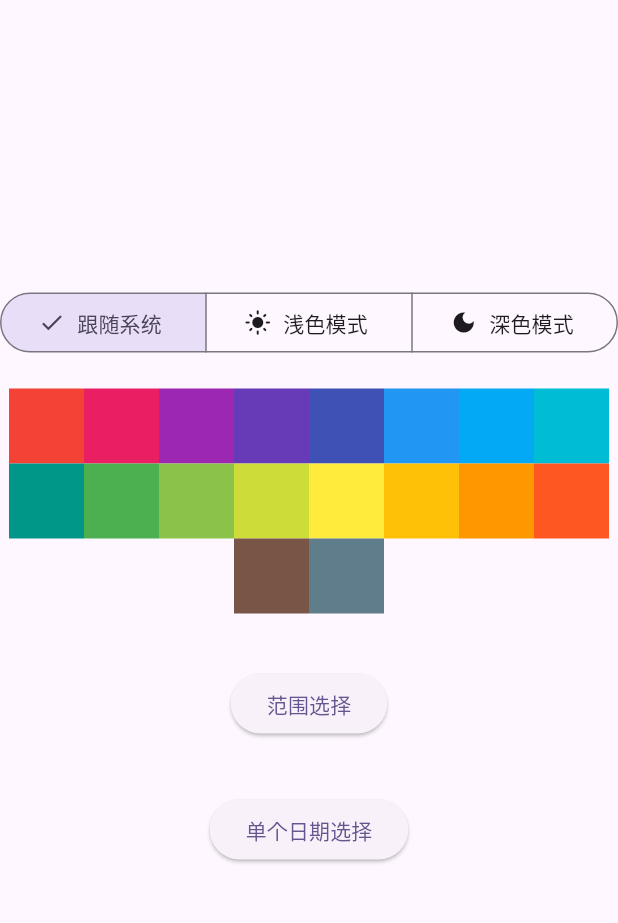
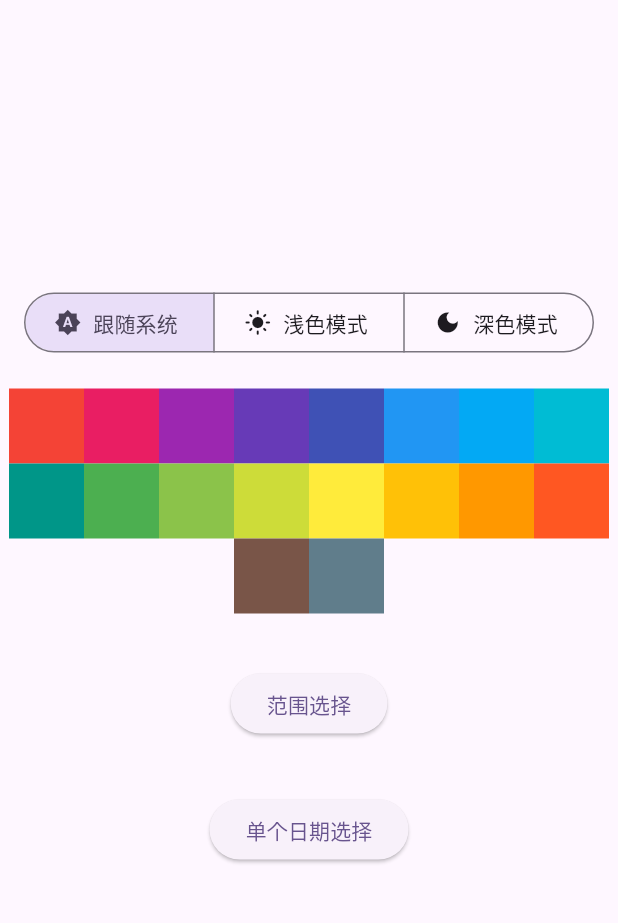
Before and after one commit to knight-L/y_calendar, a Flutter app: the screen it shows after launch, on a phone screen of 412 x 824 dp, the part 84-1007 px from its top. Run offline on Flutter 3.47's test engine with Material 3 defaults, Android fonts, the phone set to English and light mode, and no system bars.

Commit message:
fix：修改示例布局

```diff
--- a/example/lib/demo1.dart
+++ b/example/lib/demo1.dart
@@ -8,16 +8,14 @@ class Demo1 extends StatelessWidget {
   @override
   Widget build(BuildContext context) {
     final data = ValueNotifier("");
+    final theme = Theme.of(context);
 
     return Column(
       children: [
         ValueListenableBuilder<String>(
           valueListenable: data,
           builder: (context, value, widget) {
-            return Text(
-              value,
-              style: Theme.of(context).textTheme.headlineMedium,
-            );
+            return Text(value, style: theme.textTheme.headlineMedium);
           },
         ),
         ElevatedButton(
--- a/example/lib/demo2.dart
+++ b/example/lib/demo2.dart
@@ -8,16 +8,14 @@ class Demo2 extends StatelessWidget {
   @override
   Widget build(BuildContext context) {
     final data = ValueNotifier("");
+    final theme = Theme.of(context);
 
     return Column(
       children: [
         ValueListenableBuilder<String>(
           valueListenable: data,
           builder: (context, value, widget) {
-            return Text(
-              value,
-              style: Theme.of(context).textTheme.headlineMedium,
-            );
+            return Text(value, style: theme.textTheme.headlineMedium);
           },
         ),
         ElevatedButton(
--- a/example/lib/home.dart
+++ b/example/lib/home.dart
@@ -32,21 +32,33 @@ class _MyHomePageState extends State<MyHomePage> {
         child: ListView(
           shrinkWrap: true,
           children: <Widget>[
-            SegmentedButton<ThemeMode>(
+            Padding(
+              padding: const EdgeInsets.symmetric(horizontal: 16.0),
+              child: SegmentedButton<ThemeMode>(
+                showSelectedIcon: false,
                 segments: [
                   ButtonSegment(
                     value: ThemeMode.system,
-                  label: Text("跟随系统"),
+                    label: Text(
+                      "跟随系统",
+                      style: TextStyle(overflow: TextOverflow.ellipsis),
+                    ),
                     icon: Icon(Icons.brightness_auto),
                   ),
                   ButtonSegment(
                     value: ThemeMode.light,
-                  label: Text("浅色模式"),
+                    label: Text(
+                      "浅色模式",
+                      style: TextStyle(overflow: TextOverflow.ellipsis),
+                    ),
                     icon: Icon(Icons.light_mode),
                   ),
                   ButtonSegment(
                     value: ThemeMode.dark,
-                  label: Text("深色模式"),
+                    label: Text(
+                      "深色模式",
+                      style: TextStyle(overflow: TextOverflow.ellipsis),
+                    ),
                     icon: Icon(Icons.dark_mode),
                   ),
                 ],
@@ -55,12 +67,14 @@ class _MyHomePageState extends State<MyHomePage> {
                   widget.onThemeMode?.call(v.first);
                 },
               ),
+            ),
             SizedBox(height: 20.0),
             Wrap(
               alignment: WrapAlignment.center,
-              children:
-                  Colors.primaries.map((color) {
-                    return Ink(
+              crossAxisAlignment: WrapCrossAlignment.center,
+              children: [
+                ...Colors.primaries.map(
+                  (color) => Ink(
                     color: color,
                     width: 50.0,
                     height: 50.0,
@@ -69,8 +83,9 @@ class _MyHomePageState extends State<MyHomePage> {
                         widget.onTheme?.call(color);
                       },
                     ),
-                    );
-                  }).toList(),
+                  ),
+                ),
+              ],
             ),
             Demo1(),
             Demo2(),
```
Lines whose indentation alone changed are shown as unchanged.
